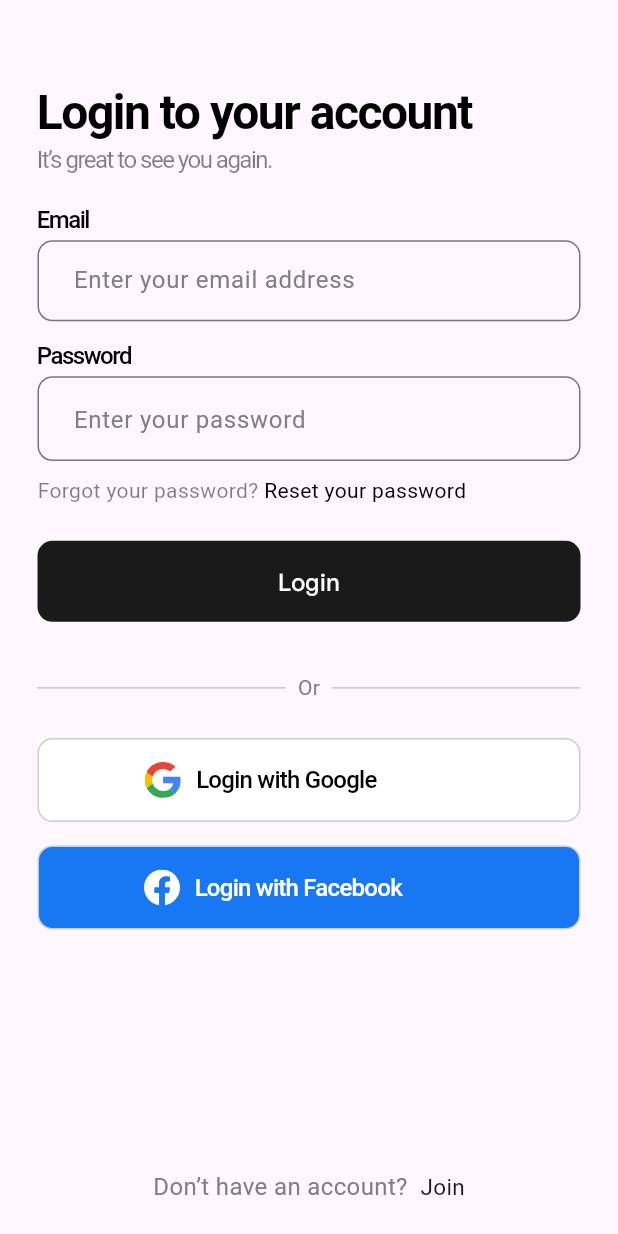
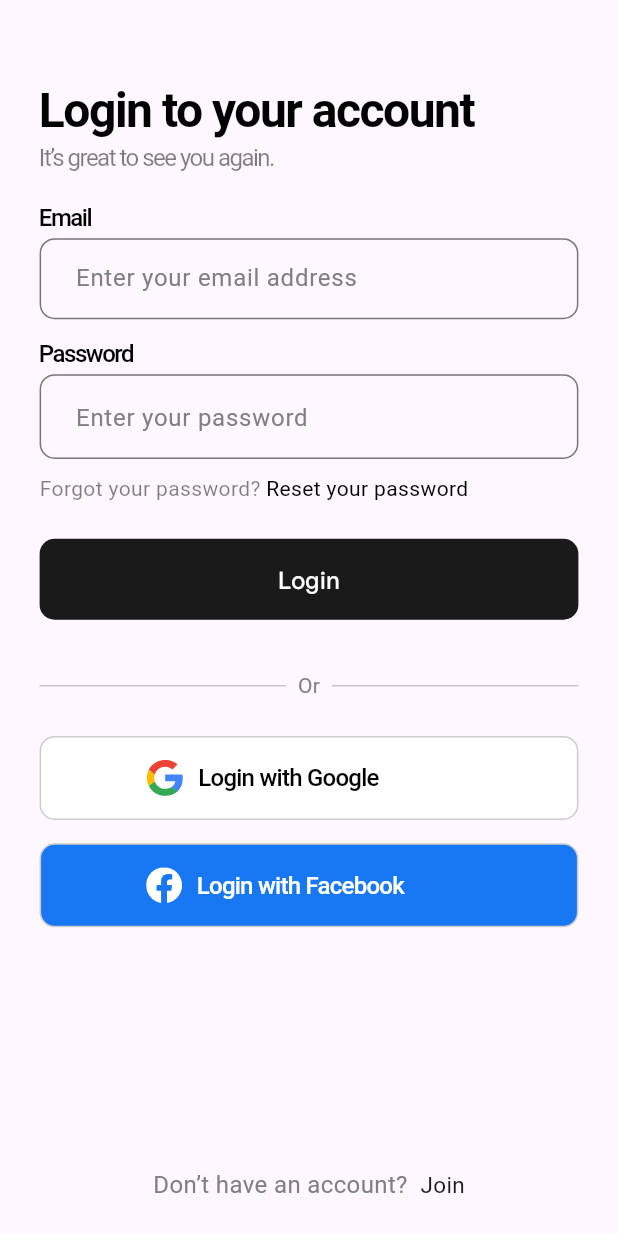
Before and after one commit to ASHavkatov/store_app, a Flutter app: the LoginView screen opened by its route, on a phone screen of 412 x 824 dp. Run offline on Flutter 3.47's test engine with Material 3 defaults, Android fonts, the phone set to English and light mode, and no system bars; our stand-ins replace dio, flutter_screenutil, flutter_secure_storage, flutter_svg, go_router; accounts and stored records are empty.

Commit message:
some changes

```diff
--- a/lib/login_sign_up/login/login_view.dart
+++ b/lib/login_sign_up/login/login_view.dart
@@ -21,7 +21,7 @@ class LoginView extends StatelessWidget {
   Widget build(BuildContext context) {
     return Scaffold(
       body: Padding(
-        padding: const EdgeInsets.only(left: 25, right: 25, top: 59),
+        padding:  EdgeInsets.only(left: 25.w, right: 25.w, top: 59.h),
         child: Column(
           crossAxisAlignment: CrossAxisAlignment.start,
           children: [
```
